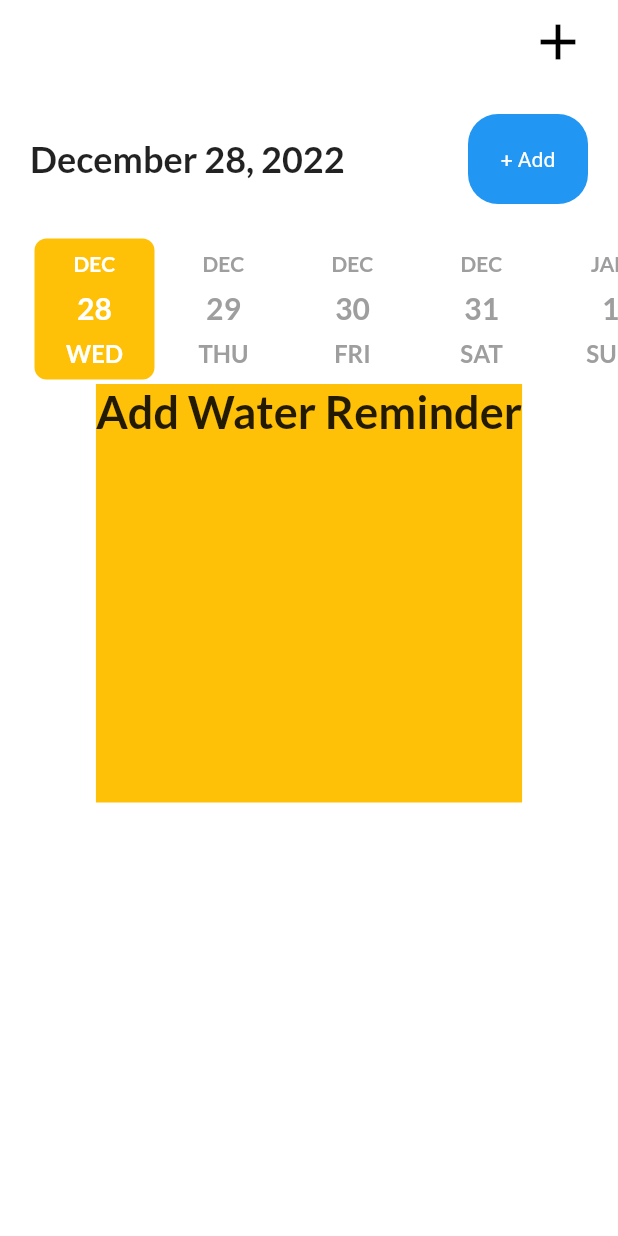
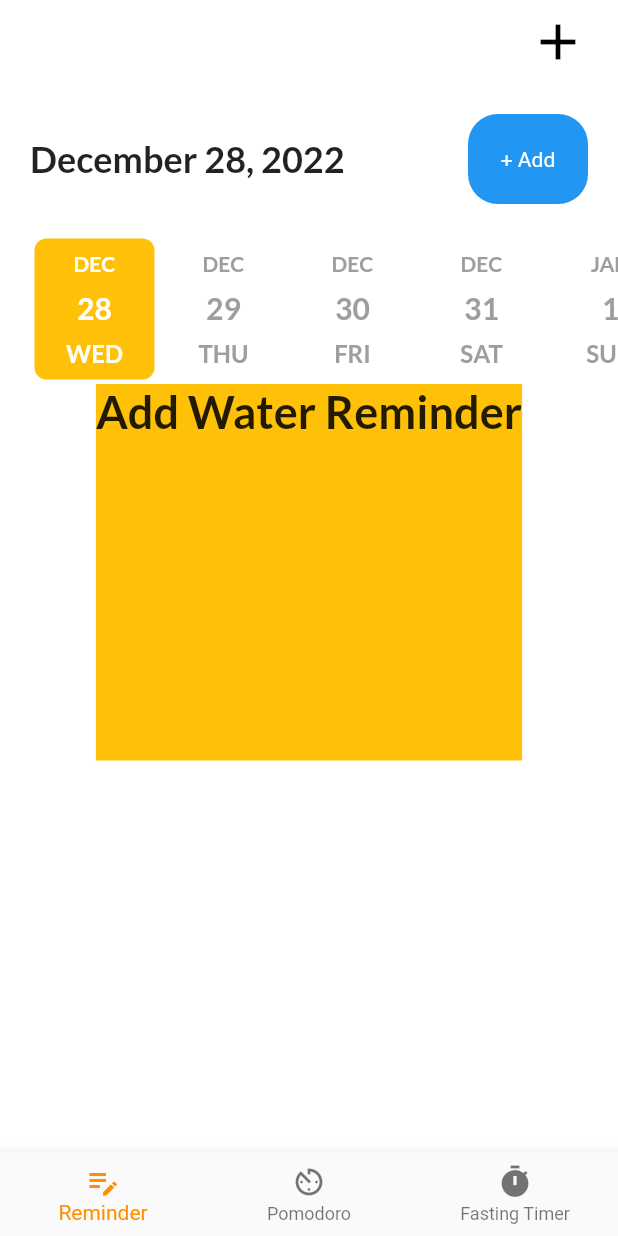
Before and after one commit to volkansahn/reminder_pomodoro_timer, a Flutter app: the screen it shows after launch, on a phone screen of 412 x 824 dp. Run offline on Flutter 3.47's test engine with Material 2 defaults, Android fonts, the phone set to English and light mode, and no system bars; drawn by our look-alikes of date_picker_timeline; our stand-ins replace flutter_colorpicker, flutter_local_notifications, flutter_native_timezone, flutter_staggered_animations, get, get_storage and 5 more; accounts and stored records are empty.

Commit message:
Update home_page.dart

```diff
--- a/lib/view/home_page.dart
+++ b/lib/view/home_page.dart
@@ -31,6 +31,13 @@ class _HomePageState extends State<HomePage> {
   DateTime _selectedDate = DateTime.now();
   final _reminderController = Get.put(ReminderController());
   var isWaterReminderAdded = false;
+  var _selectedIndex = 0;
+
+  void _onItemTapped(int index) {
+    setState(() {
+      _selectedIndex = index;
+    });
+  }
   @override
   void initState() {
     // TODO: implement initState
@@ -55,6 +62,25 @@ class _HomePageState extends State<HomePage> {
           SizedBox(height: 10),
           _showReminders()
         ],
+      ),
+      bottomNavigationBar: BottomNavigationBar(
+        items: const <BottomNavigationBarItem>[
+          BottomNavigationBarItem(
+            icon: Icon(Icons.edit_note_outlined),
+            label: 'Reminder',
+          ),
+          BottomNavigationBarItem(
+            icon: Icon(Icons.av_timer_sharp),
+            label: 'Pomodoro',
+          ),
+          BottomNavigationBarItem(
+            icon: Icon(Icons.timer),
+            label: 'Fasting Timer',
+          ),
+        ],
+        currentIndex: _selectedIndex,
+        selectedItemColor: Colors.amber[800],
+        onTap: _onItemTapped,
       ),
     );
   }
```
